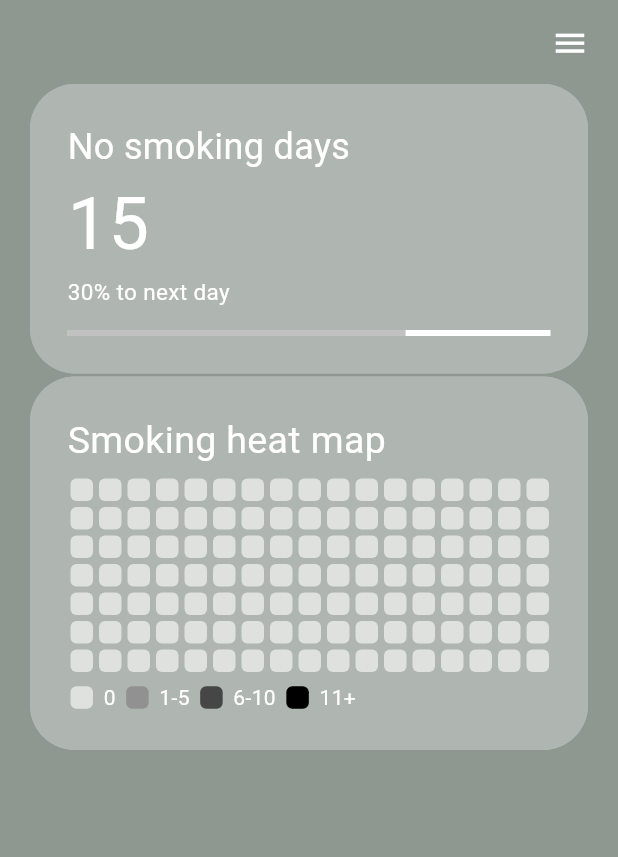
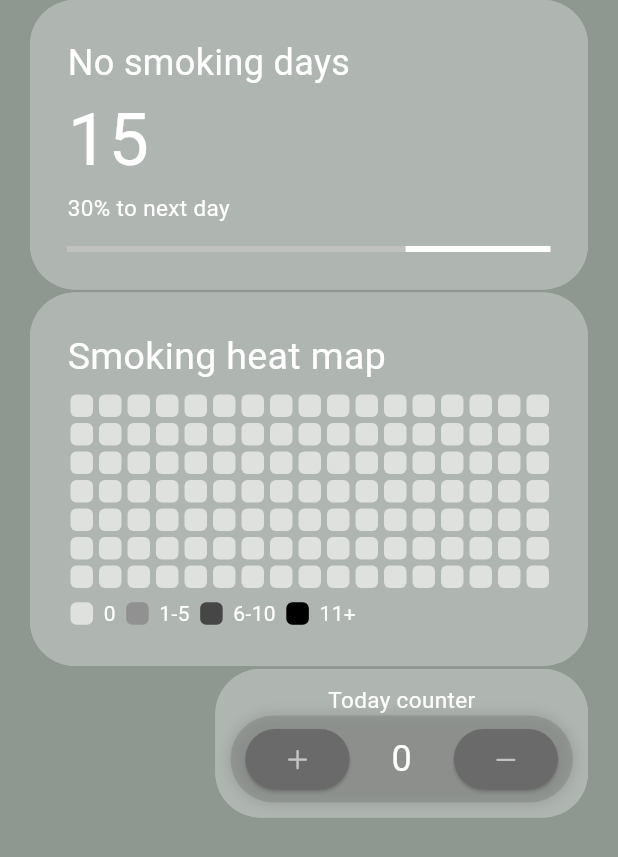
Before and after one commit to Bogghi/smore_tracker, a Flutter app: the screen it shows after launch, on a phone screen of 412 x 824 dp. Shown: the top 857 px of the screen. Run offline on Flutter 3.47's test engine with Material 3 defaults, Android fonts, the phone set to English and light mode, and no system bars.

Commit message:
completed the today sigarete counter

```diff
--- a/lib/pages/home_page.dart
+++ b/lib/pages/home_page.dart
@@ -1,4 +1,6 @@
 import 'package:flutter/material.dart';
+import 'package:flutter/cupertino.dart';
+
 import 'package:smoke_tracker/assets/heatmap_colors_enum.dart';
 import 'package:smoke_tracker/widgets/panel.dart';
 
@@ -8,24 +10,14 @@ class HomePage extends StatelessWidget {
   @override
   Widget build(BuildContext context) {
     return Scaffold(
-      appBar: AppBar(
-        actions: [
-          Padding(
-            padding: const EdgeInsets.all(8.0),
-            child: IconButton(
-              icon: const Icon(Icons.menu),
-              iconSize: 25,
-              color: Colors.white,
-              onPressed: () {},
-            ),
-          ),
-        ],
-      ),
       body: SingleChildScrollView(
+        child: SafeArea(
           child: Column(
             children: [
-            const Panel(
-              child: Column(
+              Padding(
+                padding: const EdgeInsets.only(bottom: 2),
+                child: Panel(
+                  child: const Column(
                     crossAxisAlignment: CrossAxisAlignment.start,
                     children: [
                       Text(
@@ -62,10 +54,10 @@ class HomePage extends StatelessWidget {
                     ],
                   ),
                 ),
-            const SizedBox(
-              height: 2,
               ),
-            Panel(
+              Padding(
+                padding: const EdgeInsets.only(bottom: 2),
+                child: Panel(
                   child: Column(
                     crossAxisAlignment: CrossAxisAlignment.start,
                     children: [
@@ -90,7 +82,97 @@ class HomePage extends StatelessWidget {
                     ],
                   ),
                 ),
+              ),
+              Padding(
+                padding: EdgeInsets.fromLTRB(
+                  MediaQuery.of(context).size.width * 0.3,
+                  0,
+                  0,
+                  2,
+                ),
+                child: Panel(
+                  padding: 10,
+                  child: Container(
+                    child: Column(
+                      children: [
+                        const Text(
+                          "Today counter",
+                          style: TextStyle(
+                            fontSize: 15,
+                            color: Colors.white,
+                          ),
+                        ),
+                        Container(
+                          width: double.infinity,
+                          decoration: BoxDecoration(
+                            color: const Color.fromRGBO(106, 106, 106, 0.3),
+                            borderRadius: BorderRadius.circular(30),
+                            boxShadow: const [
+                              BoxShadow(
+                                color: Colors.black12,
+                                spreadRadius: 1,
+                                blurRadius: 7,
+                              )
                             ],
+                          ),
+                          child: Padding(
+                              padding: const EdgeInsets.symmetric(
+                                vertical: 5,
+                                horizontal: 10,
+                              ),
+                              child: Row(
+                              children: [
+                                Expanded(
+                                  flex: 1,
+                                  child: ElevatedButton(
+                                    onPressed: () {},
+                                    style: ElevatedButton.styleFrom(
+                                      backgroundColor: const Color.fromRGBO(106, 106, 106, 1),
+                                      overlayColor: Colors.grey,
+                                    ),
+                                    child: const Icon(
+                                      CupertinoIcons.plus,
+                                      color: Colors.white60,
+                                    ),
+                                  ),
+                                ),
+                                const Expanded(
+                                  flex: 1,
+                                  child: Center(
+                                    child: Text(
+                                      "0",
+                                      style: TextStyle(
+                                        fontSize: 24,
+                                        color: Colors.white,
+                                      ),
+                                    ),
+                                  ),
+                                ),
+                                Expanded(
+                                  flex: 1,
+                                  child: ElevatedButton(
+                                    onPressed: () {},
+                                    style: ElevatedButton.styleFrom(
+                                      backgroundColor: const Color.fromRGBO(106, 106, 106, 1),
+                                      overlayColor: Colors.grey,
+                                    ),
+                                    child: const Icon(
+                                      CupertinoIcons.minus,
+                                      color: Colors.white60,
+                                    ),
+                                  ),
+                                ),
+                              ],
+                            ),
+                          )
+                        ),
+                      ],
+                    ),
+                  ),
+                ),
+              ),
+            ],
+          ),
         ),
       ),
     );
--- a/lib/widgets/panel.dart
+++ b/lib/widgets/panel.dart
@@ -2,10 +2,12 @@ import 'package:flutter/material.dart';
 
 class Panel extends StatelessWidget {
   final Widget child;
+  double padding;
 
-  const Panel({
+  Panel({
     super.key,
     required this.child,
+    this.padding = 25,
   });
 
   @override
@@ -24,7 +26,7 @@ class Panel extends StatelessWidget {
           ]
         ),
         child: Padding(
-          padding: const EdgeInsets.all(25.0),
+          padding: EdgeInsets.all(padding),
           child: child,
         ),
       ),
```
Lines whose indentation alone changed are shown as unchanged.
